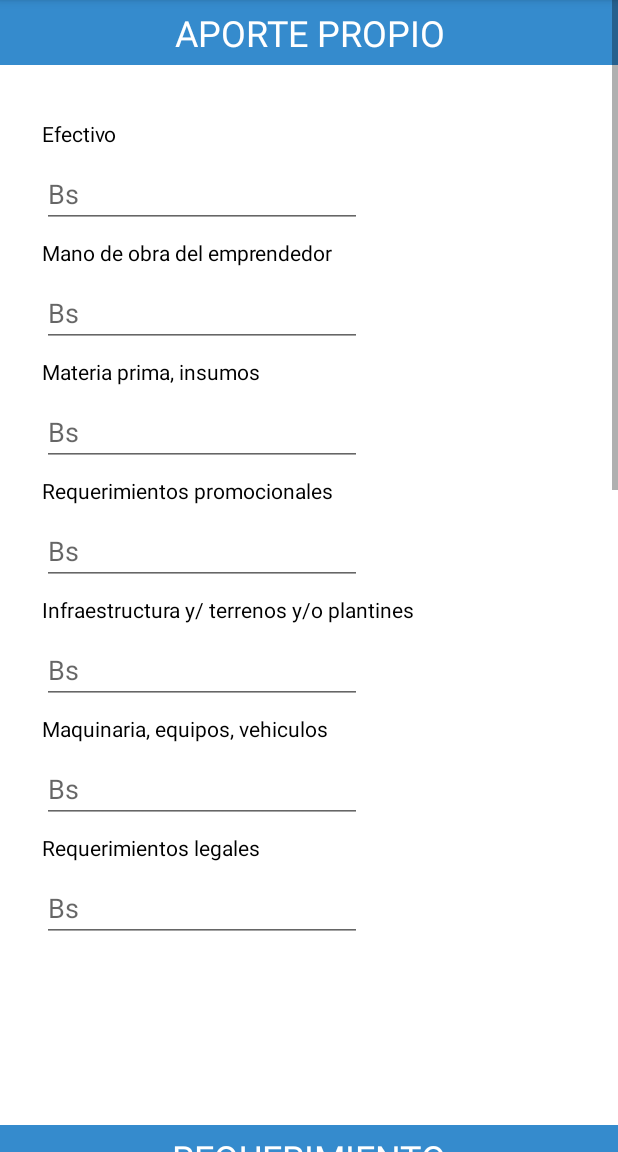
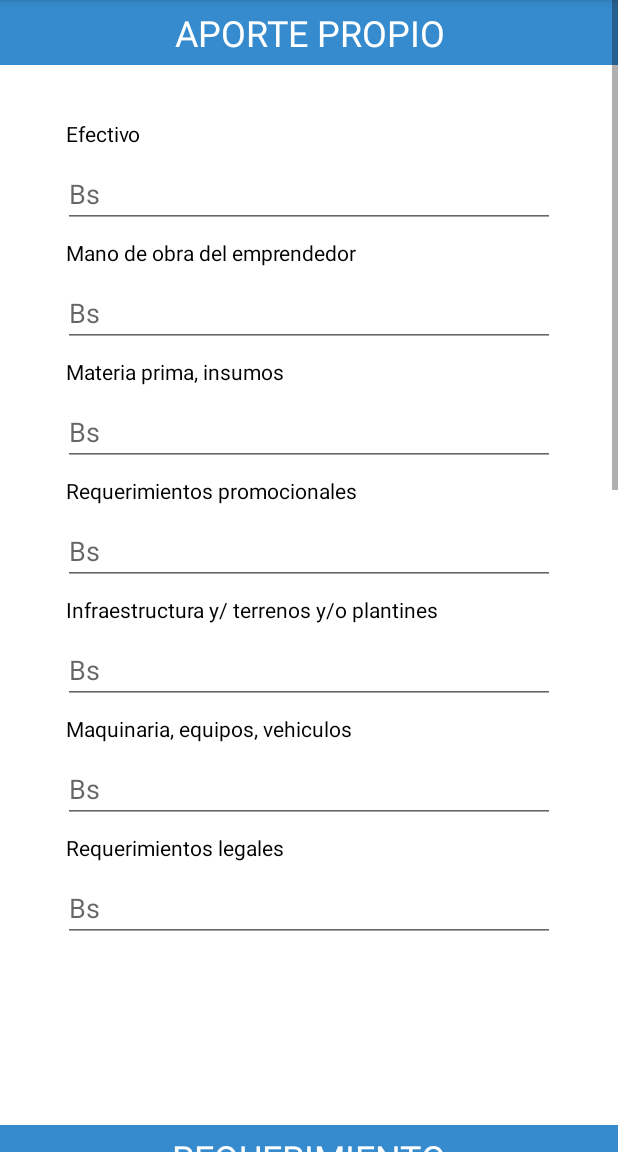
Before and after one commit to borisumss/SimuladorPlanDeNegocios, an Android app: the fragment Presupuesto placed in its activity, on a phone screen of 412 x 824 dp, the part 84-1236 px from its top. Run offline under Robolectric (Android 15) with nearby library versions, the phone set to English and light mode, and no system bars; libraries missing offline, so code that uses them is left out: com.pdfview; plain views replace PDFView; 4 statements that could not run were skipped.

Commit message:
cambio diseño

```diff
--- /dev/null
+++ b/app/src/main/res/drawable/ic_play.xml
@@ -0,0 +1,5 @@
+<vector android:height="24dp" android:tint="#FFFFFF"
+    android:viewportHeight="24" android:viewportWidth="24"
+    android:width="24dp" xmlns:android="http://schemas.android.com/apk/res/android">
+    <path android:fillColor="@android:color/white" android:pathData="M10,16.5l6,-4.5 -6,-4.5v9zM12,2C6.48,2 2,6.48 2,12s4.48,10 10,10 10,-4.48 10,-10S17.52,2 12,2zM12,20c-4.41,0 -8,-3.59 -8,-8s3.59,-8 8,-8 8,3.59 8,8 -3.59,8 -8,8z"/>
+</vector>
--- a/app/src/main/res/layout/activity_menu_simulacion.xml
+++ b/app/src/main/res/layout/activity_menu_simulacion.xml
@@ -6,6 +6,7 @@
     android:layout_height="match_parent"
     tools:context=".Vista.MenuSimulacion"
     android:orientation="vertical"
+    android:background="@drawable/img_9"
     >
 
 
@@ -13,7 +14,7 @@
         android:id="@+id/tablayout"
         android:layout_width="match_parent"
         android:layout_height="wrap_content"
-        android:background="@color/nuevo"
+        android:background="#AEFFFFFF"
         app:tabMode="scrollable"
         app:tabGravity="fill">
 
--- a/app/src/main/res/layout/fragment_presupuesto.xml
+++ b/app/src/main/res/layout/fragment_presupuesto.xml
@@ -24,7 +24,7 @@ tools:context=".Controlador.Presupuesto">
                 android:id="@+id/efectivoAP"
                 android:layout_width="wrap_content"
                 android:layout_height="wrap_content"
-                android:layout_marginStart="28dp"
+                android:layout_marginStart="44dp"
                 android:layout_marginTop="36dp"
                 android:text="Efectivo"
                 app:layout_constraintStart_toStartOf="parent"
@@ -35,7 +35,7 @@ tools:context=".Controlador.Presupuesto">
                 android:id="@+id/manoObraAP"
                 android:layout_width="wrap_content"
                 android:layout_height="wrap_content"
-                android:layout_marginStart="28dp"
+                android:layout_marginStart="44dp"
                 android:layout_marginTop="60dp"
                 android:text="Mano de obra del emprendedor"
                 app:layout_constraintStart_toStartOf="parent"
@@ -46,7 +46,7 @@ tools:context=".Controlador.Presupuesto">
                 android:id="@+id/materiaprimaAP"
                 android:layout_width="wrap_content"
                 android:layout_height="wrap_content"
-                android:layout_marginStart="28dp"
+                android:layout_marginStart="44dp"
                 android:layout_marginTop="60dp"
                 android:text="Materia prima, insumos"
                 app:layout_constraintStart_toStartOf="parent"
@@ -57,7 +57,7 @@ tools:context=".Controlador.Presupuesto">
                 android:id="@+id/requerimientosAP"
                 android:layout_width="wrap_content"
                 android:layout_height="wrap_content"
-                android:layout_marginStart="28dp"
+                android:layout_marginStart="44dp"
                 android:layout_marginTop="60dp"
                 android:text="Requerimientos promocionales"
                 android:textColor="#000000"
@@ -68,7 +68,7 @@ tools:context=".Controlador.Presupuesto">
                 android:id="@+id/infraestructuraAP"
                 android:layout_width="wrap_content"
                 android:layout_height="wrap_content"
-                android:layout_marginStart="28dp"
+                android:layout_marginStart="44dp"
                 android:layout_marginTop="60dp"
                 android:text="Infraestructura y/ terrenos y/o plantines"
                 app:layout_constraintStart_toStartOf="parent"
@@ -79,7 +79,7 @@ tools:context=".Controlador.Presupuesto">
                 android:id="@+id/maquinariaAP"
                 android:layout_width="wrap_content"
                 android:layout_height="wrap_content"
-                android:layout_marginStart="28dp"
+                android:layout_marginStart="44dp"
                 android:layout_marginTop="60dp"
                 android:text="Maquinaria, equipos, vehiculos"
                 android:textColor="#000000"
@@ -90,7 +90,7 @@ tools:context=".Controlador.Presupuesto">
                 android:id="@+id/requerimientoAP"
                 android:layout_width="wrap_content"
                 android:layout_height="wrap_content"
-                android:layout_marginStart="28dp"
+                android:layout_marginStart="44dp"
                 android:layout_marginTop="60dp"
                 android:text="Requerimientos legales"
                 android:textColor="#000000"
@@ -116,9 +116,10 @@ tools:context=".Controlador.Presupuesto">
 
             <EditText
                 android:id="@+id/numEfectivoAP"
-                android:layout_width="wrap_content"
+                android:layout_width="match_parent"
                 android:layout_height="wrap_content"
-                android:layout_marginStart="28dp"
+                android:layout_marginStart="42dp"
+                android:layout_marginEnd="42dp"
                 android:layout_marginTop="8dp"
                 android:ems="10"
                 android:hint="Bs"
@@ -128,9 +129,10 @@ tools:context=".Controlador.Presupuesto">
 
             <EditText
                 android:id="@+id/numManoAP"
-                android:layout_width="wrap_content"
+                android:layout_width="match_parent"
                 android:layout_height="wrap_content"
-                android:layout_marginStart="28dp"
+                android:layout_marginStart="42dp"
+                android:layout_marginEnd="42dp"
                 android:layout_marginTop="8dp"
                 android:ems="10"
                 android:hint="Bs"
@@ -140,9 +142,10 @@ tools:context=".Controlador.Presupuesto">
 
             <EditText
                 android:id="@+id/numMateriaAP"
-                android:layout_width="wrap_content"
+                android:layout_width="match_parent"
                 android:layout_height="wrap_content"
-                android:layout_marginStart="28dp"
+                android:layout_marginStart="42dp"
+                android:layout_marginEnd="42dp"
                 android:layout_marginTop="8dp"
                 android:ems="10"
                 android:hint="Bs"
@@ -152,9 +155,10 @@ tools:context=".Controlador.Presupuesto">
 
             <EditText
                 android:id="@+id/numReqAP"
-                android:layout_width="wrap_content"
+                android:layout_width="match_parent"
                 android:layout_height="wrap_content"
-                android:layout_marginStart="28dp"
+                android:layout_marginStart="42dp"
+                android:layout_marginEnd="42dp"
                 android:layout_marginTop="8dp"
                 android:ems="10"
                 android:hint="Bs"
@@ -164,9 +168,10 @@ tools:context=".Controlador.Presupuesto">
 
             <EditText
                 android:id="@+id/numInfraAP"
-                android:layout_width="wrap_content"
+                android:layout_width="match_parent"
                 android:layout_height="wrap_content"
-                android:layout_marginStart="28dp"
+                android:layout_marginStart="42dp"
+                android:layout_marginEnd="42dp"
                 android:layout_marginTop="8dp"
                 android:ems="10"
                 android:hint="Bs"
@@ -176,9 +181,10 @@ tools:context=".Controlador.Presupuesto">
 
             <EditText
                 android:id="@+id/numMaquiAP"
-                android:layout_width="wrap_content"
+                android:layout_width="match_parent"
                 android:layout_height="wrap_content"
-                android:layout_marginStart="28dp"
+                android:layout_marginStart="42dp"
+                android:layout_marginEnd="42dp"
                 android:layout_marginTop="8dp"
                 android:ems="10"
                 android:hint="Bs"
@@ -188,9 +194,10 @@ tools:context=".Controlador.Presupuesto">
 
             <EditText
                 android:id="@+id/numLegalAP"
-                android:layout_width="wrap_content"
+                android:layout_width="match_parent"
                 android:layout_height="wrap_content"
-                android:layout_marginStart="28dp"
+                android:layout_marginStart="42dp"
+                android:layout_marginEnd="42dp"
                 android:layout_marginTop="8dp"
                 android:ems="10"
                 android:hint="Bs"
@@ -232,7 +239,7 @@ tools:context=".Controlador.Presupuesto">
                 android:id="@+id/gastosOperativosR"
                 android:layout_width="wrap_content"
                 android:layout_height="wrap_content"
-                android:layout_marginStart="28dp"
+                android:layout_marginStart="44dp"
                 android:layout_marginTop="36dp"
                 android:text="Gastos operativos"
                 app:layout_constraintStart_toStartOf="parent"
@@ -243,7 +250,7 @@ tools:context=".Controlador.Presupuesto">
                 android:id="@+id/materiaprimaR"
                 android:layout_width="wrap_content"
                 android:layout_height="wrap_content"
-                android:layout_marginStart="28dp"
+                android:layout_marginStart="44dp"
                 android:layout_marginTop="60dp"
                 android:text="Materia prima, insumos"
                 app:layout_constraintStart_toStartOf="parent"
@@ -254,7 +261,7 @@ tools:context=".Controlador.Presupuesto">
                 android:id="@+id/requerimientosR"
                 android:layout_width="wrap_content"
                 android:layout_height="wrap_content"
-                android:layout_marginStart="28dp"
+                android:layout_marginStart="44dp"
                 android:layout_marginTop="60dp"
                 android:text="Requerimientos promocionales"
                 android:textColor="#000000"
@@ -265,7 +272,7 @@ tools:context=".Controlador.Presupuesto">
                 android:id="@+id/infraestructuraR"
                 android:layout_width="wrap_content"
                 android:layout_height="wrap_content"
-                android:layout_marginStart="28dp"
+                android:layout_marginStart="44dp"
                 android:layout_marginTop="60dp"
                 android:text="Infraestructura y/ terrenos y/o plantines"
                 android:textColor="#000000"
@@ -276,7 +283,7 @@ tools:context=".Controlador.Presupuesto">
                 android:id="@+id/maquinariaR"
                 android:layout_width="wrap_content"
                 android:layout_height="wrap_content"
-                android:layout_marginStart="28dp"
+                android:layout_marginStart="44dp"
                 android:layout_marginTop="60dp"
                 android:text="Maquinaria, equipos, vehiculos"
                 android:textColor="#000000"
@@ -287,7 +294,7 @@ tools:context=".Controlador.Presupuesto">
                 android:id="@+id/requerimientoR"
                 android:layout_width="wrap_content"
                 android:layout_height="wrap_content"
-                android:layout_marginStart="28dp"
+                android:layout_marginStart="44dp"
                 android:layout_marginTop="60dp"
                 android:text="Requerimientos legales"
                 android:textColor="#000000"
@@ -296,9 +303,10 @@ tools:context=".Controlador.Presupuesto">
 
             <EditText
                 android:id="@+id/gastosR"
-                android:layout_width="wrap_content"
+                android:layout_width="match_parent"
                 android:layout_height="wrap_content"
-                android:layout_marginStart="28dp"
+                android:layout_marginStart="42dp"
+                android:layout_marginEnd="42dp"
                 android:layout_marginTop="8dp"
                 android:ems="10"
                 android:hint="Bs"
@@ -309,9 +317,10 @@ tools:context=".Controlador.Presupuesto">
 
             <EditText
                 android:id="@+id/numMateriaR"
-                android:layout_width="wrap_content"
+                android:layout_width="match_parent"
                 android:layout_height="wrap_content"
-                android:layout_marginStart="28dp"
+                android:layout_marginStart="42dp"
+                android:layout_marginEnd="42dp"
                 android:layout_marginTop="8dp"
                 android:ems="10"
                 android:hint="Bs"
@@ -321,9 +330,10 @@ tools:context=".Controlador.Presupuesto">
 
             <EditText
                 android:id="@+id/numReqR"
-                android:layout_width="wrap_content"
+                android:layout_width="match_parent"
                 android:layout_height="wrap_content"
-                android:layout_marginStart="28dp"
+                android:layout_marginStart="42dp"
+                android:layout_marginEnd="42dp"
                 android:layout_marginTop="8dp"
                 android:ems="10"
                 android:hint="Bs"
@@ -333,9 +343,10 @@ tools:context=".Controlador.Presupuesto">
 
             <EditText
                 android:id="@+id/numInfraR"
-                android:layout_width="wrap_content"
+                android:layout_width="match_parent"
                 android:layout_height="wrap_content"
-                android:layout_marginStart="28dp"
+                android:layout_marginStart="42dp"
+                android:layout_marginEnd="42dp"
                 android:layout_marginTop="8dp"
                 android:ems="10"
                 android:hint="Bs"
@@ -345,9 +356,10 @@ tools:context=".Controlador.Presupuesto">
 
             <EditText
                 android:id="@+id/numMaquiR"
-                android:layout_width="wrap_content"
+                android:layout_width="match_parent"
                 android:layout_height="wrap_content"
-                android:layout_marginStart="28dp"
+                android:layout_marginStart="42dp"
+                android:layout_marginEnd="42dp"
                 android:layout_marginTop="8dp"
                 android:ems="10"
                 android:hint="Bs"
@@ -357,9 +369,10 @@ tools:context=".Controlador.Presupuesto">
 
             <EditText
                 android:id="@+id/numLegalR"
-                android:layout_width="wrap_content"
+                android:layout_width="match_parent"
                 android:layout_height="wrap_content"
-                android:layout_marginStart="28dp"
+                android:layout_marginStart="42dp"
+                android:layout_marginEnd="42dp"
                 android:layout_marginTop="8dp"
                 android:ems="10"
                 android:hint="Bs"
@@ -382,7 +395,7 @@ tools:context=".Controlador.Presupuesto">
                 android:id="@+id/totalProyecto"
                 android:layout_width="wrap_content"
                 android:layout_height="wrap_content"
-                android:layout_marginStart="28dp"
+                android:layout_marginStart="44dp"
                 android:layout_marginTop="148dp"
                 android:textColor="#000000"
                 android:text="TOTAL PROYECTO"
@@ -393,7 +406,7 @@ tools:context=".Controlador.Presupuesto">
                 android:id="@+id/aportePropio"
                 android:layout_width="wrap_content"
                 android:layout_height="wrap_content"
-                android:layout_marginStart="28dp"
+                android:layout_marginStart="44dp"
                 android:layout_marginTop="16dp"
                 android:textColor="#000000"
                 android:text="APORTE PROPIO"
@@ -404,7 +417,7 @@ tools:context=".Controlador.Presupuesto">
                 android:id="@+id/aportePropioPorc"
                 android:layout_width="wrap_content"
                 android:layout_height="wrap_content"
-                android:layout_marginStart="28dp"
+                android:layout_marginStart="44dp"
                 android:layout_marginTop="16dp"
                 android:textColor="#000000"
                 android:text="%APORTE PROPIO"
@@ -425,7 +438,7 @@ tools:context=".Controlador.Presupuesto">
                 android:id="@+id/montoSolicitado"
                 android:layout_width="wrap_content"
                 android:layout_height="wrap_content"
-                android:layout_marginStart="28dp"
+                android:layout_marginStart="44dp"
                 android:layout_marginTop="32dp"
                 android:text="MONTO SOLICITADO"
                 android:textColor="#000000"
@@ -436,7 +449,7 @@ tools:context=".Controlador.Presupuesto">
                 android:id="@+id/montoFinanciar"
                 android:layout_width="wrap_content"
                 android:layout_height="wrap_content"
-                android:layout_marginStart="28dp"
+                android:layout_marginStart="44dp"
                 android:layout_marginTop="16dp"
                 android:textColor="#000000"
                 android:text="MONTO A FINANCIAR"
--- a/app/src/main/res/layout/menu_simulacion2.xml
+++ b/app/src/main/res/layout/menu_simulacion2.xml
@@ -6,6 +6,7 @@
     android:layout_height="match_parent"
     tools:context=".Vista.MenuSimulacion2"
     android:orientation="vertical"
+    android:background="@drawable/img_6"
     >
 
 
@@ -13,7 +14,7 @@
         android:id="@+id/tablayout"
         android:layout_width="match_parent"
         android:layout_height="wrap_content"
-        android:background="@color/nuevo"
+        android:background="#AEFFFFFF"
         >
 
         <com.google.android.material.tabs.TabItem
```
Also changed, not shown: app/src/main/java/com/example/simuladorplandenegocios/Controlador/DeudorCredito.java (+7 -1 lines), app/src/main/java/com/example/simuladorplandenegocios/Controlador/Presupuesto.java (+5 -2 lines), app/src/main/res/layout/activity_main.xml (+2 -12 lines), app/src/main/res/layout/activity_splash.xml (+7 -30 lines), app/src/main/res/layout/fragment_deudor_credito.xml (+20 -20 lines), app/src/main/res/layout/fragment_gastos_fijos.xml (+45 -24 lines), app/src/main/res/layout/fragment_grafica.xml (+10 -17 lines), app/src/main/res/layout/fragment_guardar_formulario.xml (+3 -17 lines), app/src/main/res/layout/fragment_resultados.xml (+25 -30 lines), app/src/main/res/layout/fragment_simulacion.xml (+8 -19 lines), app/src/main/res/drawable/img_1.png (added), app/src/main/res/drawable/img_2.png (added), app/src/main/res/drawable/img_5.png (added), app/src/main/res/drawable/img_6.png (added), 2 more files.
